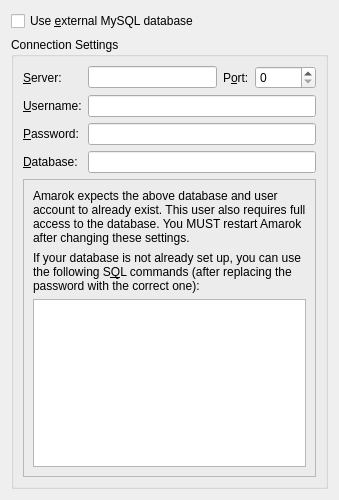
This is src/configdialog/dialogs/DatabaseConfig.ui in KDE/amarok as Qt 5 draws it before an edit. The edited form follows.
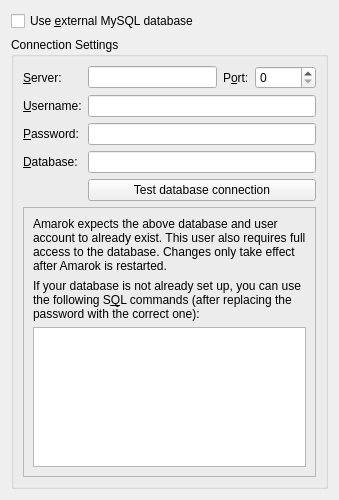
This is the edited form.

Commit message:
Improve sql database configuration handling.
Add check database button for configuration.
Add test database slot to storage factory.
Refactor storage factory to support
- creating multiple storages
- cleanup only after last storage uses sql server (at least for
  the server/client storage)
- reporting of configuration errors

Unify general reporting of storage errors.

The edit to the form file:
```diff
--- a/src/configdialog/dialogs/DatabaseConfig.ui
+++ b/src/configdialog/dialogs/DatabaseConfig.ui
@@ -182,6 +182,13 @@
           </property>
          </widget>
         </item>
+        <item row="4" column="1" colspan="5">
+         <widget class="QPushButton" name="button_Test">
+          <property name="text">
+           <string>Test database connection</string>
+          </property>
+         </widget>
+        </item>
        </layout>
       </item>
       <item>
@@ -196,7 +203,7 @@
          <item>
           <widget class="QLabel" name="label_Info">
            <property name="text">
-            <string>Amarok expects the above database and user account to already exist. This user also requires full access to the database. You MUST restart Amarok after changing these settings.</string>
+            <string>Amarok expects the above database and user account to already exist. This user also requires full access to the database. Changes only take effect after Amarok is restarted.</string>
            </property>
            <property name="wordWrap">
             <bool>true</bool>
```
The commit also changes 31 other files.
